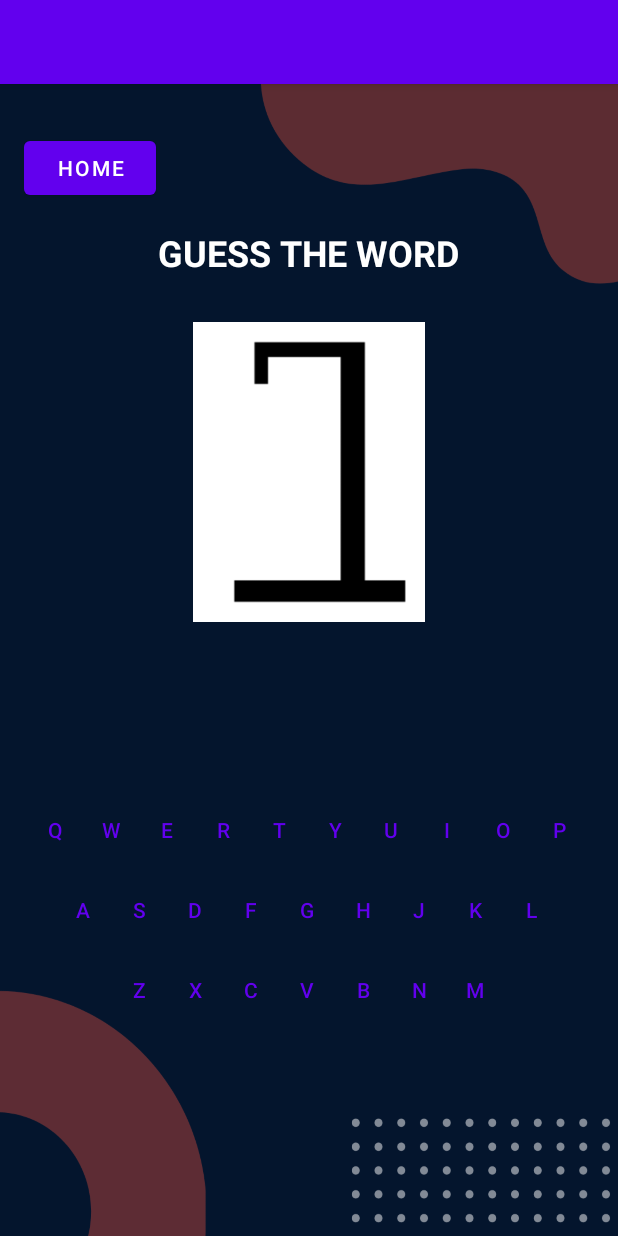
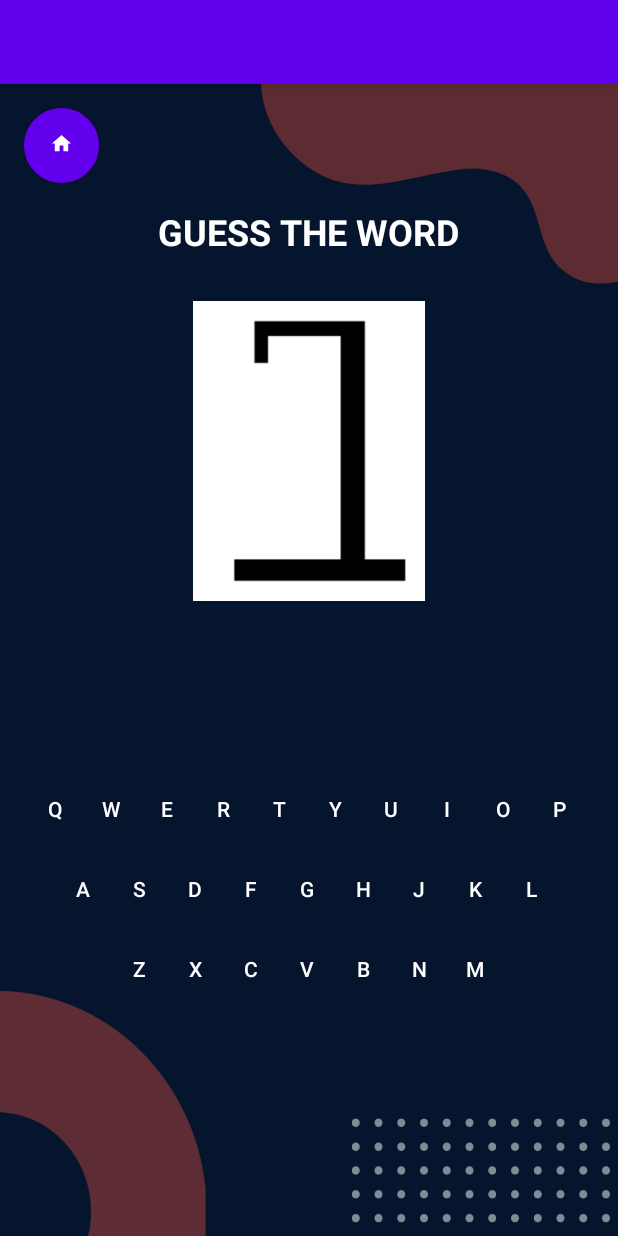
Before and after one commit to FAEShushii/Hangman_App, an Android app: the screen it shows after launch (GuessWordActivity), on a phone screen of 412 x 824 dp. Run offline under Robolectric (Android 15) with nearby library versions, the phone set to English and light mode, and no system bars; 2 statements that could not run were skipped.

Commit message:
#6 add icons home

```diff
--- a/app/src/main/res/drawable/border.xml
+++ b/app/src/main/res/drawable/border.xml
@@ -2,7 +2,7 @@
     android:shape="rectangle">
     <stroke
         android:width="2dp"
-        android:color="#000000" />
+        android:color="@color/white" />
     <padding
         android:left="10dp"
         android:top="10dp"
--- /dev/null
+++ b/app/src/main/res/drawable/home_button_background.xml
@@ -0,0 +1,10 @@
+<selector xmlns:android="http://schemas.android.com/apk/res/android">
+    <item>
+        <shape android:shape="oval">
+            <solid android:color="@color/blue"/> <!-- Màu đỏ cho nền -->
+            <stroke
+                android:width="2dp"
+                android:color="#000000" /> <!-- Đường viền màu đen -->
+        </shape>
+    </item>
+</selector>
--- /dev/null
+++ b/app/src/main/res/drawable/ic_home.xml
@@ -0,0 +1,5 @@
+<vector xmlns:android="http://schemas.android.com/apk/res/android" android:height="15dp" android:tint="#FFFFFF" android:viewportHeight="24" android:viewportWidth="24" android:width="15dp">
+
+    <path android:fillColor="@android:color/white" android:pathData="M10,20v-6h4v6h5v-8h3L12,3 2,12h3v8z"/>
+
+</vector>
--- a/app/src/main/res/layout/activity_guess_word.xml
+++ b/app/src/main/res/layout/activity_guess_word.xml
@@ -9,12 +9,12 @@
         android:layout_width="wrap_content"
         android:layout_height="wrap_content"
         android:layout_below="@id/homeButton"
+        android:layout_centerHorizontal="true"
+        android:layout_marginTop="16dp"
         android:text="GUESS THE WORD"
+        android:textColor="@color/white"
         android:textSize="24sp"
-        android:textStyle="bold"
-        android:textColor= "@color/white"
-        android:layout_centerHorizontal="true"
-        android:layout_marginTop="16dp" />
+        android:textStyle="bold" />
 
     <ImageView
         android:id="@+id/img"
@@ -29,14 +29,13 @@
         android:id="@+id/wordToGuess"
         android:layout_width="match_parent"
         android:layout_height="wrap_content"
-        android:text="_____"
-        android:textColor= "@color/white"
-        android:textSize="25dp"
-        android:textStyle="bold"
-        android:gravity="center"
         android:layout_below="@id/img"
         android:layout_marginTop="20dp"
-        />
+        android:gravity="center"
+        android:text="_____"
+        android:textColor="@color/white"
+        android:textSize="25dp"
+        android:textStyle="bold" />
 
     <TextView
         android:id="@+id/winMessage"
@@ -44,11 +43,11 @@
         android:layout_height="wrap_content"
         android:layout_below="@id/wordToGuess"
         android:layout_centerHorizontal="true"
+        android:layout_marginTop="16dp"
         android:text=""
+        android:textColor="#4CAF50"
         android:textSize="24sp"
-        android:textStyle="bold"
-        android:layout_marginTop="16dp"
-        android:textColor="#4CAF50" />
+        android:textStyle="bold" />
 
     <ScrollView
         android:layout_width="match_parent"
@@ -60,8 +59,8 @@
         <LinearLayout
             android:layout_width="match_parent"
             android:layout_height="wrap_content"
-            android:orientation="vertical"
-            android:gravity="center_horizontal">
+            android:gravity="center_horizontal"
+            android:orientation="vertical">
 
             <LinearLayout
                 android:layout_width="wrap_content"
@@ -69,94 +68,94 @@
                 android:orientation="horizontal">
 
                 <Button
-                    android:id="@+id/buttonQ"
                     style="?android:attr/buttonBarButtonStyle"
                     android:layout_width="35dp"
                     android:layout_height="wrap_content"
                     android:layout_marginRight="2dp"
                     android:onClick="touchLetter"
-                    android:text="Q" />
+                    android:text="Q"
+                    android:textColor="@color/white"/>
 
                 <Button
-                    android:id="@+id/buttonW"
                     style="?android:attr/buttonBarButtonStyle"
                     android:layout_width="35dp"
                     android:layout_height="wrap_content"
                     android:layout_marginRight="2dp"
                     android:onClick="touchLetter"
-                    android:text="W" />
+                    android:text="W"
+                    android:textColor="@color/white"/>
 
                 <Button
-                    android:id="@+id/buttonE"
                     style="?android:attr/buttonBarButtonStyle"
                     android:layout_width="35dp"
                     android:layout_height="wrap_content"
                     android:layout_marginRight="2dp"
                     android:onClick="touchLetter"
-                    android:text="E" />
+                    android:text="E"
+                    android:textColor="@color/white"/>
 
                 <Button
-                    android:id="@+id/buttonR"
                     style="?android:attr/buttonBarButtonStyle"
                     android:layout_width="35dp"
                     android:layout_height="wrap_content"
                     android:layout_marginRight="2dp"
                     android:onClick="touchLetter"
-                    android:text="R" />
+                    android:text="R"
+                    android:textColor="@color/white"/>
 
                 <Button
-                    android:id="@+id/buttonT"
                     style="?android:attr/buttonBarButtonStyle"
                     android:layout_width="35dp"
                     android:layout_height="wrap_content"
                     android:layout_marginRight="2dp"
                     android:onClick="touchLetter"
-                    android:text="T" />
+                    android:text="T"
+                    android:textColor="@color/white"/>
 
                 <Button
-                    android:id="@+id/buttonY"
                     style="?android:attr/buttonBarButtonStyle"
                     android:layout_width="35dp"
                     android:layout_height="wrap_content"
                     android:layout_marginRight="2dp"
                     android:onClick="touchLetter"
-                    android:text="Y" />
+                    android:text="Y"
+                    android:textColor="@color/white"/>
 
                 <Button
-                    android:id="@+id/buttonU"
                     style="?android:attr/buttonBarButtonStyle"
                     android:layout_width="35dp"
                     android:layout_height="wrap_content"
                     android:layout_marginRight="2dp"
                     android:onClick="touchLetter"
-                    android:text="U" />
+                    android:text="U"
+                    android:textColor="@color/white"/>
 
                 <Button
-                    android:id="@+id/buttonI"
                     style="?android:attr/buttonBarButtonStyle"
                     android:layout_width="35dp"
                     android:layout_height="wrap_content"
                     android:layout_marginRight="2dp"
                     android:onClick="touchLetter"
-                    android:text="I" />
+                    android:text="I"
+                    android:textColor="@color/white"/>
 
                 <Button
-                    android:id="@+id/buttonO"
                     style="?android:attr/buttonBarButtonStyle"
                     android:layout_width="35dp"
                     android:layout_height="wrap_content"
                     android:layout_marginRight="2dp"
                     android:onClick="touchLetter"
-                    android:text="O" />
+                    android:text="O"
+                    android:textColor="@color/white"/>
 
                 <Button
-                    android:id="@+id/buttonP"
                     style="?android:attr/buttonBarButtonStyle"
                     android:layout_width="35dp"
                     android:layout_height="wrap_content"
                     android:layout_marginRight="2dp"
                     android:onClick="touchLetter"
-                    android:text="P" />
+                    android:text="P"
+                    android:textColor="@color/white"/>
             </LinearLayout>
 
             <LinearLayout
@@ -166,176 +165,179 @@
                 android:orientation="horizontal">
 
                 <Button
-                    android:id="@+id/buttonA"
                     style="?android:attr/buttonBarButtonStyle"
                     android:layout_width="35dp"
                     android:layout_height="wrap_content"
                     android:layout_marginRight="2dp"
                     android:onClick="touchLetter"
-                    android:text="A" />
+                    android:text="A"
+                    android:textColor="@color/white"/>
 
                 <Button
-                    android:id="@+id/buttonS"
                     style="?android:attr/buttonBarButtonStyle"
                     android:layout_width="35dp"
                     android:layout_height="wrap_content"
                     android:layout_marginRight="2dp"
                     android:onClick="touchLetter"
-                    android:text="S" />
+                    android:text="S"
+                    android:textColor="@color/white"/>
 
                 <Button
-                    android:id="@+id/buttonD"
                     style="?android:attr/buttonBarButtonStyle"
                     android:layout_width="35dp"
                     android:layout_height="wrap_content"
                     android:layout_marginRight="2dp"
                     android:onClick="touchLetter"
-                    android:text="D" />
+                    android:text="D"
+                    android:textColor="@color/white"/>
 
                 <Button
-                    android:id="@+id/buttonF"
                     style="?android:attr/buttonBarButtonStyle"
                     android:layout_width="35dp"
                     android:layout_height="wrap_content"
                     android:layout_marginRight="2dp"
                     android:onClick="touchLetter"
-                    android:text="F" />
+                    android:text="F"
+                    android:textColor="@color/white"/>
 
                 <Button
-                    android:id="@+id/buttonG"
                     style="?android:attr/buttonBarButtonStyle"
                     android:layout_width="35dp"
                     android:layout_height="wrap_content"
                     android:layout_marginRight="2dp"
                     android:onClick="touchLetter"
-                    android:text="G" />
+                    android:text="G"
+                    android:textColor="@color/white"/>
 
                 <Button
-                    android:id="@+id/buttonH"
                     style="?android:attr/buttonBarButtonStyle"
                     android:layout_width="35dp"
                     android:layout_height="wrap_content"
                     android:layout_marginRight="2dp"
                     android:onClick="touchLetter"
-                    android:text="H" />
+                    android:text="H"
+                    android:textColor="@color/white"/>
 
                 <Button
-                    android:id="@+id/buttonJ"
                     style="?android:attr/buttonBarButtonStyle"
                     android:layout_width="35dp"
                     android:layout_height="wrap_content"
                     android:layout_marginRight="2dp"
                     android:onClick="touchLetter"
-                    android:text="J" />
+                    android:text="J"
+                    android:textColor="@color/white"/>
 
                 <Button
-                    android:id="@+id/buttonK"
                     style="?android:attr/buttonBarButtonStyle"
                     android:layout_width="35dp"
                     android:layout_height="wrap_content"
                     android:layout_marginRight="2dp"
                     android:onClick="touchLetter"
-                    android:text="K" />
+                    android:text="K"
+                    android:textColor="@color/white"/>
 
                 <Button
-                    android:id="@+id/buttonL"
                     style="?android:attr/buttonBarButtonStyle"
                     android:layout_width="35dp"
                     android:layout_height="wrap_content"
                     android:layout_marginRight="2dp"
                     android:onClick="touchLetter"
-                    android:text="L" />
+                    android:text="L"
+                    android:textColor="@color/white"/>
             </LinearLayout>
 
             <LinearLayout
-
                 android:layout_width="wrap_content"
                 android:layout_height="wrap_content"
                 android:layout_marginTop="5dp"
                 android:orientation="horizontal">
 
                 <Button
-                    android:id="@+id/buttonZ"
                     style="?android:attr/buttonBarButtonStyle"
                     android:layout_width="35dp"
                     android:layout_height="wrap_content"
                     android:layout_marginRight="2dp"
                     android:onClick="touchLetter"
-                    android:text="Z" />
+                    android:text="Z"
+                    android:textColor="@color/white"/>
 
                 <Button
-                    android:id="@+id/buttonX"
                     style="?android:attr/buttonBarButtonStyle"
                     android:layout_width="35dp"
                     android:layout_height="wrap_content"
                     android:layout_marginRight="2dp"
                     android:onClick="touchLetter"
-                    android:text="X" />
+                    android:text="X"
+                    android:textColor="@color/white"/>
 
                 <Button
-                    android:id="@+id/buttonC"
                     style="?android:attr/buttonBarButtonStyle"
                     android:layout_width="35dp"
                     android:layout_height="wrap_content"
                     android:layout_marginRight="2dp"
                     android:onClick="touchLetter"
-                    android:text="C" />
+                    android:text="C"
+                    android:textColor="@color/white"/>
 
                 <Button
-                    android:id="@+id/buttonV"
                     style="?android:attr/buttonBarButtonStyle"
                     android:layout_width="35dp"
                     android:layout_height="wrap_content"
                     android:layout_marginRight="2dp"
                     android:onClick="touchLetter"
-                    android:text="V" />
+                    android:text="V"
+                    android:textColor="@color/white"/>
 
                 <Button
-                    android:id="@+id/buttonB"
                     style="?android:attr/buttonBarButtonStyle"
                     android:layout_width="35dp"
                     android:layout_height="wrap_content"
                     android:layout_marginRight="2dp"
                     android:onClick="touchLetter"
-                    android:text="B" />
+                    android:text="B"
+                    android:textColor="@color/white"/>
 
                 <Button
-                    android:id="@+id/buttonN"
                     style="?android:attr/buttonBarButtonStyle"
                     android:layout_width="35dp"
                     android:layout_height="wrap_content"
                     android:layout_marginRight="2dp"
                     android:onClick="touchLetter"
-                    android:text="N" />
+                    android:text="N"
+                    android:textColor="@color/white"/>
 
                 <Button
-                    android:id="@+id/buttonM"
                     style="?android:attr/buttonBarButtonStyle"
                     android:layout_width="35dp"
                     android:layout_height="wrap_content"
                     android:layout_marginRight="2dp"
                     android:onClick="touchLetter"
-                    android:text="M" />
+                    android:text="M"
+                    android:textColor="@color/white"/>
             </LinearLayout>
 
         </LinearLayout>
     </ScrollView>
+
     <Button
         android:id="@+id/homeButton"
-        android:layout_width="wrap_content"
-        android:layout_height="wrap_content"
-        android:text="Home"
-        android:layout_alignParentTop="true"
-        android:layout_alignParentStart="true"
-        android:layout_marginTop="16dp" />
+        android:layout_width="50dp"
+        android:layout_height="50dp"
+        android:background="@drawable/home_button_background"
+        android:drawableTop="@drawable/ic_home"
+        android:padding="10dp"
+        android:layout_gravity="center"
+        android:scaleType="centerInside"
+    />
+
 
     <Button
         android:id="@+id/playAgainButton"
         android:layout_width="wrap_content"
         android:layout_height="wrap_content"
-        android:text="Play Again"
         android:layout_alignParentBottom="true"
         android:layout_centerHorizontal="true"
         android:layout_marginBottom="10dp"
-        android:backgroundTint="#F44336"/>
+        android:backgroundTint="#F44336"
+        android:text="Play Again" />
 </RelativeLayout>
```
Also changed, not shown: app/src/main/java/com/example/hmg/MainActivity.kt (+9 -5 lines), app/src/main/res/layout/activity_intro.xml (+15 -8 lines), app/src/main/res/layout/activity_main.xml (+62 -32 lines), app/src/main/res/layout/activity_set_word.xml (+63 -33 lines).
